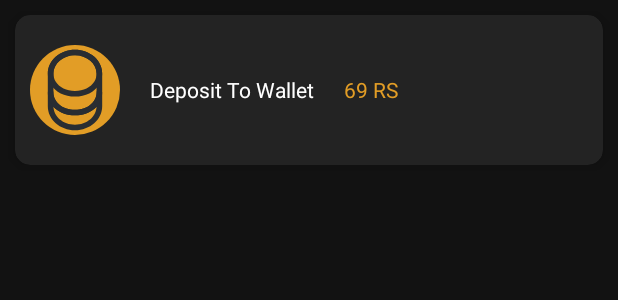
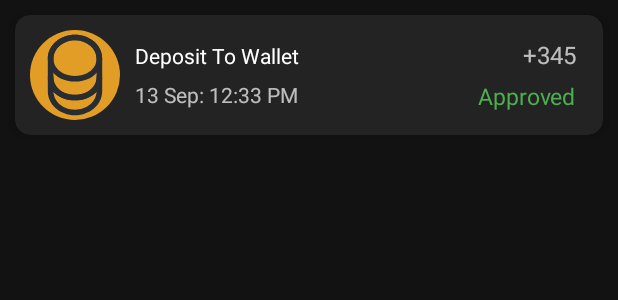
Before and after one commit to shubhcode12/Gpuntd, an Android app: the layout adapter_passbook_item.xml on its own in the app's theme, with its tools: preview values and no code run, on a phone screen of 412 x 824 dp. Shown: the top 300 px of the screen. Run offline under Robolectric (Android 15) with nearby library versions, the light colour scheme and no system bars; network calls fail.

Commit message:
adapter passbook item design fix

```diff
--- a/app/src/main/res/layout/adapter_passbook_item.xml
+++ b/app/src/main/res/layout/adapter_passbook_item.xml
@@ -1,5 +1,6 @@
 <?xml version="1.0" encoding="utf-8"?>
 <androidx.cardview.widget.CardView xmlns:android="http://schemas.android.com/apk/res/android"
+    xmlns:tools="http://schemas.android.com/tools"
     android:layout_width="match_parent"
     xmlns:app="http://schemas.android.com/apk/res-auto"
     app:cardBackgroundColor="@color/cardBgColor"
@@ -12,6 +13,7 @@
         android:layout_width="match_parent"
         android:orientation="horizontal"
         android:padding="10dp"
+        android:visibility="gone"
         android:layout_height="100dp">
 
         <ImageView
@@ -31,13 +33,78 @@
 
 
         <TextView
+            android:layout_width="wrap_content"
+            android:layout_height="wrap_content"
+            android:layout_gravity="end|center_vertical"
             android:layout_marginStart="20dp"
-            android:layout_gravity="center_vertical"
-            android:textColor="@color/colorPrimary"
             android:text="69 RS"
-            android:layout_width="wrap_content"
-            android:layout_height="wrap_content"/>
+            android:textColor="@color/colorPrimary" />
 
     </LinearLayout>
 
+    <androidx.constraintlayout.widget.ConstraintLayout
+        android:visibility="visible"
+        android:padding="10dp"
+        android:layout_width="match_parent"
+        android:layout_height="wrap_content">
+
+        <ImageView
+            android:id="@+id/ivTransactionProfile"
+            android:layout_width="60dp"
+            android:layout_height="60dp"
+            android:layout_gravity="center_vertical"
+            android:background="@drawable/round_bg"
+            android:src="@drawable/ic_coin"
+            app:layout_constraintBottom_toBottomOf="parent"
+            app:layout_constraintStart_toStartOf="parent"
+            app:layout_constraintTop_toTopOf="parent" />
+
+
+        <TextView
+            android:id="@+id/tvTitleDepo"
+            android:layout_width="wrap_content"
+            android:layout_height="wrap_content"
+            android:layout_marginStart="10dp"
+            android:text="Deposit To Wallet"
+            android:textColor="@color/white"
+            app:layout_constraintBottom_toTopOf="@+id/tvTransactionDate"
+            app:layout_constraintStart_toEndOf="@+id/ivTransactionProfile"
+            app:layout_constraintTop_toTopOf="parent" />
+
+        <TextView
+            android:id="@+id/tvTransactionDate"
+            android:layout_width="wrap_content"
+            android:layout_height="wrap_content"
+            android:layout_marginStart="10dp"
+            android:text="13 Sep: 12:33 PM"
+            android:textSize="14sp"
+            app:layout_constraintBottom_toBottomOf="parent"
+            app:layout_constraintStart_toEndOf="@+id/ivTransactionProfile"
+            app:layout_constraintTop_toBottomOf="@+id/tvTitleDepo" />
+
+        <TextView
+            android:id="@+id/tvAmount"
+            android:layout_width="wrap_content"
+            android:layout_height="wrap_content"
+            android:layout_marginEnd="8dp"
+            android:text="+345"
+            android:textSize="16sp"
+            app:layout_constraintBottom_toTopOf="@+id/tvStatus"
+            app:layout_constraintEnd_toEndOf="parent"
+            app:layout_constraintTop_toTopOf="parent" />
+
+        <TextView
+            android:id="@+id/tvStatus"
+            android:layout_width="wrap_content"
+            android:layout_height="wrap_content"
+            android:layout_marginEnd="8dp"
+            android:textColor="#4CAF50"
+            android:text="Approved"
+            android:textSize="15sp"
+            app:layout_constraintBottom_toBottomOf="parent"
+            app:layout_constraintEnd_toEndOf="parent"
+            app:layout_constraintTop_toBottomOf="@+id/tvAmount" />
+
+    </androidx.constraintlayout.widget.ConstraintLayout>
+
 </androidx.cardview.widget.CardView>
--- a/app/src/main/res/layout/fragment_passbook.xml
+++ b/app/src/main/res/layout/fragment_passbook.xml
@@ -50,6 +50,7 @@
     <androidx.recyclerview.widget.RecyclerView
         android:id="@+id/passbookRv"
         android:layout_below="@+id/section1"
+        tools:listitem="@layout/adapter_passbook_item"
         android:layout_width="match_parent"
         android:layout_height="match_parent"/>
 
```
